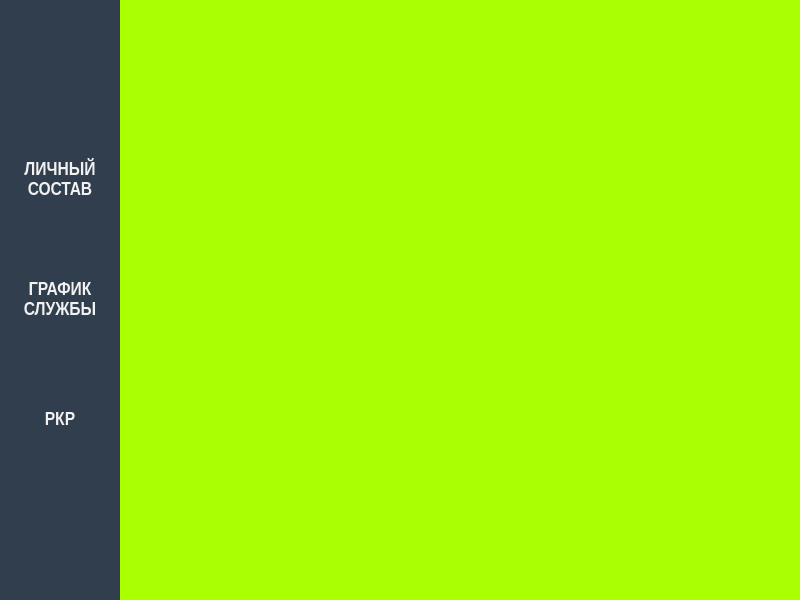
DNDCpp/QT_army_project, file widget.ui: the form before one commit.
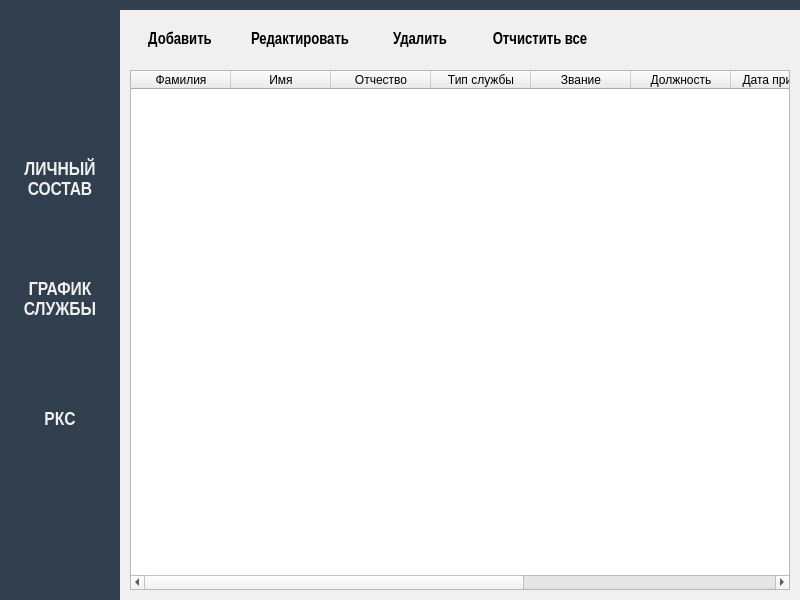
The form after the commit. Icons and pictures are not drawn.

Diff of the .ui file:
```diff
--- a/widget.ui
+++ b/widget.ui
@@ -21,29 +21,67 @@
    <string>РКС</string>
   </property>
   <property name="styleSheet">
-   <string notr="true">#Widget{
-background-color: rgb(48, 62, 77);
+   <string notr="true">#Widget
+{
+	background-color: rgb(48, 62, 77);
 }
-#baceIcon{
-border-image: url(:/icons/resources/icons/star.jpg);
-border-width: 10px;
-border-color: rgb(36, 110, 183);
 
+#baceIcon
+{
+	border-image: url(:/icons/resources/icons/star.png);
+	border-width: 10px;
+	border-color: rgb(36, 110, 183);
 }
-QPushButton{
-color: rgb(241, 241, 241);
-border-color: rgb(48, 62, 77);
-border-width: 10px;
-border-style: solid;
+
+#pageOne,#pageTwo,#pageThree
+{
+	color: rgb(240, 240, 240);
+	border-color: rgb(48, 62, 77);
+	border-width: 10px;
+	border-style: solid;
 }
-QPushButton[pagematches=true]
+
+#pageOne[pagematches=true]
 {
-background-color: rgb(93, 108, 124);
-border-left-style: ridge;
-border-left-color: rgb(36, 110, 183);
+	background-color: rgb(93, 108, 124);
+	border-left-style: ridge;
+	border-left-color: rgb(36, 110, 183);
+}
 
+#pageTwo[pagematches=true]
+{
+	background-color: rgb(93, 108, 124);
+	border-left-style: ridge;
+	border-left-color: rgb(36, 110, 183);
+}
 
-}</string>
+#pageThree[pagematches=true]
+{
+	background-color: rgb(93, 108, 124);
+	border-left-style: ridge;
+	border-left-color: rgb(36, 110, 183);
+}
+
+#page{
+	background-color: rgb(240, 240, 240);
+}
+
+#buttonEdit, #buttonAdd, #buttonDeleteAll,#buttonDelete
+{
+	background-color: rgb(240, 240, 240);
+	border-width: 0px;
+	border-style: solid;
+}
+#buttonEdit:hover, #buttonAdd:hover, #buttonDelete:hover, #buttonDeleteAll:hover
+{
+background-color: rgb(110, 110, 110);
+color: white
+}
+
+
+
+
+</string>
   </property>
   <layout class="QHBoxLayout" name="horizontalLayout_2">
    <property name="spacing">
@@ -53,7 +91,7 @@
     <number>0</number>
    </property>
    <property name="topMargin">
-    <number>0</number>
+    <number>10</number>
    </property>
    <property name="rightMargin">
     <number>0</number>
@@ -72,7 +110,7 @@
         <number>0</number>
        </property>
        <property name="topMargin">
-        <number>10</number>
+        <number>0</number>
        </property>
        <property name="bottomMargin">
         <number>10</number>
@@ -210,7 +248,7 @@
         </font>
        </property>
        <property name="text">
-        <string>РКР</string>
+        <string>РКC</string>
        </property>
        <property name="autoDefault">
         <bool>false</bool>
@@ -245,9 +283,225 @@
      </property>
      <widget class="QWidget" name="page">
       <property name="styleSheet">
-       <string notr="true">background-color: rgb(170, 255, 0);</string>
+       <string notr="true"/>
       </property>
-      <layout class="QHBoxLayout" name="horizontalLayout"/>
+      <layout class="QVBoxLayout" name="verticalLayout_2">
+       <property name="spacing">
+        <number>0</number>
+       </property>
+       <property name="leftMargin">
+        <number>10</number>
+       </property>
+       <property name="topMargin">
+        <number>0</number>
+       </property>
+       <property name="rightMargin">
+        <number>10</number>
+       </property>
+       <property name="bottomMargin">
+        <number>10</number>
+       </property>
+       <item>
+        <layout class="QHBoxLayout" name="horizontalLayout">
+         <property name="spacing">
+          <number>0</number>
+         </property>
+         <item>
+          <widget class="QPushButton" name="buttonAdd">
+           <property name="sizePolicy">
+            <sizepolicy hsizetype="Fixed" vsizetype="Fixed">
+             <horstretch>0</horstretch>
+             <verstretch>0</verstretch>
+            </sizepolicy>
+           </property>
+           <property name="minimumSize">
+            <size>
+             <width>100</width>
+             <height>60</height>
+            </size>
+           </property>
+           <property name="font">
+            <font>
+             <family>Arial Narrow</family>
+             <pointsize>12</pointsize>
+             <weight>75</weight>
+             <bold>true</bold>
+            </font>
+           </property>
+           <property name="text">
+            <string>Добавить</string>
+           </property>
+           <property name="autoDefault">
+            <bool>false</bool>
+           </property>
+           <property name="flat">
+            <bool>false</bool>
+           </property>
+          </widget>
+         </item>
+         <item>
+          <widget class="QPushButton" name="buttonEdit">
+           <property name="sizePolicy">
+            <sizepolicy hsizetype="Fixed" vsizetype="Fixed">
+             <horstretch>0</horstretch>
+             <verstretch>0</verstretch>
+            </sizepolicy>
+           </property>
+           <property name="minimumSize">
+            <size>
+             <width>140</width>
+             <height>60</height>
+            </size>
+           </property>
+           <property name="font">
+            <font>
+             <family>Arial Narrow</family>
+             <pointsize>12</pointsize>
+             <weight>75</weight>
+             <bold>true</bold>
+            </font>
+           </property>
+           <property name="text">
+            <string>Редактировать</string>
+           </property>
+           <property name="autoDefault">
+            <bool>false</bool>
+           </property>
+           <property name="flat">
+            <bool>false</bool>
+           </property>
+          </widget>
+         </item>
+         <item>
+          <widget class="QPushButton" name="buttonDelete">
+           <property name="sizePolicy">
+            <sizepolicy hsizetype="Fixed" vsizetype="Fixed">
+             <horstretch>0</horstretch>
+             <verstretch>0</verstretch>
+            </sizepolicy>
+           </property>
+           <property name="minimumSize">
+            <size>
+             <width>100</width>
+             <height>60</height>
+            </size>
+           </property>
+           <property name="font">
+            <font>
+             <family>Arial Narrow</family>
+             <pointsize>12</pointsize>
+             <weight>75</weight>
+             <bold>true</bold>
+            </font>
+           </property>
+           <property name="text">
+            <string>Удалить</string>
+           </property>
+          </widget>
+         </item>
+         <item>
+          <widget class="QPushButton" name="buttonDeleteAll">
+           <property name="sizePolicy">
+            <sizepolicy hsizetype="Fixed" vsizetype="Fixed">
+             <horstretch>0</horstretch>
+             <verstretch>0</verstretch>
+            </sizepolicy>
+           </property>
+           <property name="minimumSize">
+            <size>
+             <width>140</width>
+             <height>60</height>
+            </size>
+           </property>
+           <property name="font">
+            <font>
+             <family>Arial Narrow</family>
+             <pointsize>12</pointsize>
+             <weight>75</weight>
+             <bold>true</bold>
+            </font>
+           </property>
+           <property name="text">
+            <string>Отчистить все</string>
+           </property>
+           <property name="autoDefault">
+            <bool>false</bool>
+           </property>
+           <property name="flat">
+            <bool>false</bool>
+           </property>
+          </widget>
+         </item>
+         <item>
+          <spacer name="horizontalSpacer">
+           <property name="orientation">
+            <enum>Qt::Horizontal</enum>
+           </property>
+           <property name="sizeHint" stdset="0">
+            <size>
+             <width>40</width>
+             <height>20</height>
+            </size>
+           </property>
+          </spacer>
+         </item>
+        </layout>
+       </item>
+       <item>
+        <widget class="QTableWidget" name="tableWidget">
+         <column>
+          <property name="text">
+           <string>Фамилия</string>
+          </property>
+         </column>
+         <column>
+          <property name="text">
+           <string>Имя</string>
+          </property>
+         </column>
+         <column>
+          <property name="text">
+           <string>Отчество</string>
+          </property>
+         </column>
+         <column>
+          <property name="text">
+           <string>Тип службы</string>
+          </property>
+         </column>
+         <column>
+          <property name="text">
+           <string>Звание</string>
+          </property>
+         </column>
+         <column>
+          <property name="text">
+           <string>Должность</string>
+          </property>
+         </column>
+         <column>
+          <property name="text">
+           <string>Дата призыва</string>
+          </property>
+         </column>
+         <column>
+          <property name="text">
+           <string>Тип оружия</string>
+          </property>
+         </column>
+         <column>
+          <property name="text">
+           <string>Калибр</string>
+          </property>
+         </column>
+         <column>
+          <property name="text">
+           <string>Кол-во патронов</string>
+          </property>
+         </column>
+        </widget>
+       </item>
+      </layout>
      </widget>
      <widget class="QWidget" name="page_3">
       <property name="styleSheet">
```
Left out of the diff: 7 changed lines with no effect on the pictures.
